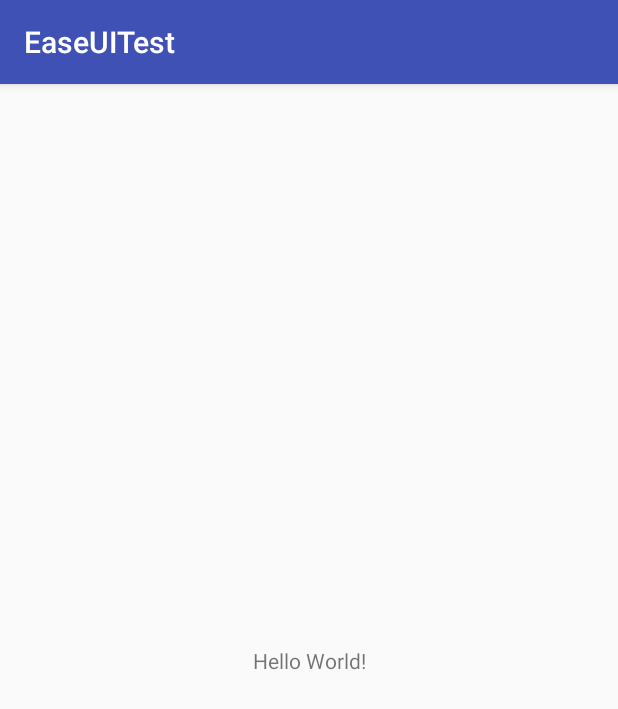
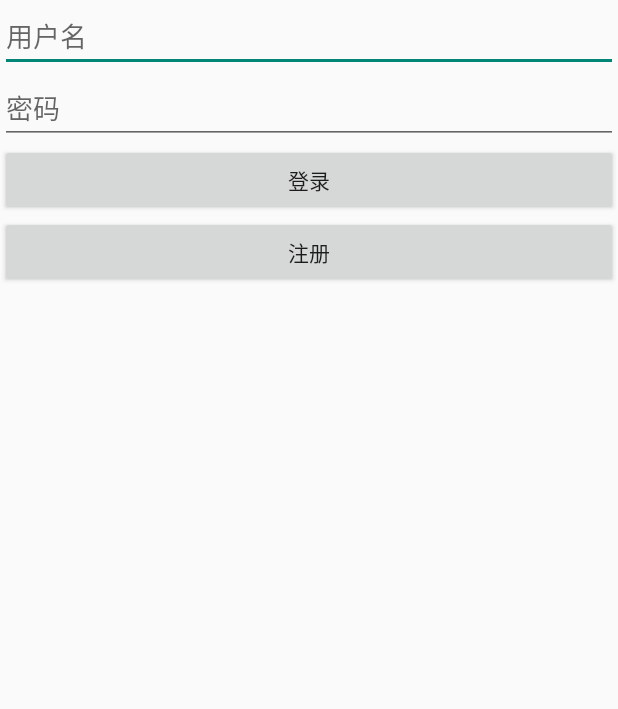
Before and after one commit to aotuzhao/EaseUITest, an Android app: the screen it shows after launch (MainActivity before the commit, LoginActivity after it), on a phone screen of 412 x 824 dp. Shown: the top 709 px of the screen. Run offline under Robolectric (Android 15) with nearby library versions, the phone set to English and light mode, and no system bars; libraries missing offline, so code that uses them is left out: com.hyphenate, com.hyphenate.chat, com.hyphenate.easeui, com.hyphenate.exceptions; 2 statements that could not run were skipped.

Commit message:
注册登录、发起单聊

```diff
--- a/app/build.gradle
+++ b/app/build.gradle
@@ -20,11 +20,12 @@ android {
 }
 
 dependencies {
-    compile fileTree(dir: 'libs', include: ['*.jar'])
+    compile fileTree(include: ['*.jar'], dir: 'libs')
     androidTestCompile('com.android.support.test.espresso:espresso-core:2.2.2', {
         exclude group: 'com.android.support', module: 'support-annotations'
     })
     compile 'com.android.support:appcompat-v7:26.+'
     compile 'com.android.support.constraint:constraint-layout:1.0.0-beta4'
     testCompile 'junit:junit:4.12'
+    compile project(':easeui')
 }
--- /dev/null
+++ b/app/src/main/java/com/zhao/com/easeuitest/EMApplication.java
@@ -0,0 +1,22 @@
+package com.zhao.com.easeuitest;
+
+import android.app.Application;
+
+import com.hyphenate.chat.EMClient;
+import com.hyphenate.easeui.EaseUI;
+
+/**
+ * Created by zhao on 2017/8/26.
+ */
+
+public class EMApplication extends Application {
+
+    @Override
+    public void onCreate() {
+        super.onCreate();
+
+        EaseUI.getInstance().init(this,null);
+        EMClient.getInstance().setDebugMode(true);
+
+    }
+}
--- /dev/null
+++ b/app/src/main/java/com/zhao/com/easeuitest/LoginActivity.java
@@ -0,0 +1,79 @@
+package com.zhao.com.easeuitest;
+
+import android.content.Intent;
+import android.os.Bundle;
+import android.support.annotation.Nullable;
+import android.support.v7.app.AppCompatActivity;
+import android.util.Log;
+import android.view.View;
+import android.widget.EditText;
+
+import com.hyphenate.EMCallBack;
+import com.hyphenate.chat.EMClient;
+import com.hyphenate.exceptions.HyphenateException;
+
+/**
+ * Created by zhao on 2017/8/26.
+ */
+
+public class LoginActivity extends AppCompatActivity {
+    private EditText user_name;
+    private EditText user_password;
+
+    @Override
+    protected void onCreate(@Nullable Bundle savedInstanceState) {
+        super.onCreate(savedInstanceState);
+        setContentView(R.layout.activity_login);
+        user_name= (EditText) findViewById(R.id.user_name);
+        user_password= (EditText) findViewById(R.id.user_password);
+
+        findViewById(R.id.user_login).setOnClickListener(new View.OnClickListener() {
+            @Override
+            public void onClick(View view) {
+                userLogin();
+            }
+        });
+
+        findViewById(R.id.user_register).setOnClickListener(new View.OnClickListener() {
+            @Override
+            public void onClick(View view) {
+                userRegister();
+            }
+        });
+    }
+
+
+    private void userRegister(){
+        new Thread(new Runnable() {
+            @Override
+            public void run() {
+                try {
+                    EMClient.getInstance().createAccount(user_name.getText().toString().trim(),user_password.getText().toString().trim());
+                    Log.e("环信--注册成功","");
+                } catch (HyphenateException e) {
+                    e.printStackTrace();
+                    Log.e("环信--注册失败",e.getErrorCode()+", "+e.getMessage());
+                }
+            }
+        }).start();
+    }
+    private void userLogin(){
+        EMClient.getInstance().login(user_name.getText().toString().trim(), user_password.getText().toString().trim(), new EMCallBack() {
+            @Override
+            public void onSuccess() {
+                startActivity(new Intent(LoginActivity.this,MainActivity.class));
+                Log.e("环信--登录","登录成功");
+            }
+
+            @Override
+            public void onError(int i, String s) {
+                Log.e("环信--登陆",i +", "+s);
+            }
+
+            @Override
+            public void onProgress(int i, String s) {
+
+            }
+        });
+    }
+}
--- /dev/null
+++ b/app/src/main/res/layout/activity_login.xml
@@ -0,0 +1,26 @@
+<?xml version="1.0" encoding="utf-8"?>
+<LinearLayout xmlns:android="http://schemas.android.com/apk/res/android"
+    android:orientation="vertical" android:layout_width="match_parent"
+    android:layout_height="match_parent">
+
+    <EditText
+        android:id="@+id/user_name"
+        android:hint="用户名"
+        android:layout_width="match_parent"
+        android:layout_height="wrap_content" />
+    <EditText
+        android:id="@+id/user_password"
+        android:hint="密码"
+        android:layout_width="match_parent"
+        android:layout_height="wrap_content" />
+    <Button
+        android:id="@+id/user_login"
+        android:text="登录"
+        android:layout_width="match_parent"
+        android:layout_height="wrap_content" />
+    <Button
+        android:id="@+id/user_register"
+        android:text="注册"
+        android:layout_width="match_parent"
+        android:layout_height="wrap_content" />
+</LinearLayout>
--- a/app/src/main/res/layout/activity_main.xml
+++ b/app/src/main/res/layout/activity_main.xml
@@ -1,19 +1,21 @@
 <?xml version="1.0" encoding="utf-8"?>
-<android.support.constraint.ConstraintLayout
-    xmlns:android="http://schemas.android.com/apk/res/android"
-    xmlns:tools="http://schemas.android.com/tools"
-    xmlns:app="http://schemas.android.com/apk/res-auto"
-    android:layout_width="match_parent"
+<LinearLayout android:layout_width="match_parent"
     android:layout_height="match_parent"
-    tools:context="com.zhao.com.easeuitest.MainActivity">
-
-    <TextView
-        android:layout_width="wrap_content"
-        android:layout_height="wrap_content"
-        android:text="Hello World!"
-        app:layout_constraintBottom_toBottomOf="parent"
-        app:layout_constraintLeft_toLeftOf="parent"
-        app:layout_constraintRight_toRightOf="parent"
-        app:layout_constraintTop_toTopOf="parent" />
-
-</android.support.constraint.ConstraintLayout>
+    android:orientation="vertical"
+    xmlns:android="http://schemas.android.com/apk/res/android">
+    <EditText
+        android:id="@+id/chat_user_name"
+        android:hint="用户名"
+        android:layout_width="match_parent"
+        android:layout_height="wrap_content" />
+    <Button
+        android:id="@+id/chat_start"
+        android:text="发起聊天"
+        android:layout_width="match_parent"
+        android:layout_height="wrap_content" />
+    <Button
+        android:id="@+id/user_login_out"
+        android:text="退出登录"
+        android:layout_width="match_parent"
+        android:layout_height="wrap_content" />
+</LinearLayout>
--- /dev/null
+++ b/app/src/main/res/xml/file_paths.xml
@@ -0,0 +1,5 @@
+<?xml version="1.0" encoding="utf-8"?>
+<paths>
+    <external-path path="Android/data/com.zhao.com.easeuitest/" name="files_root" />
+    <external-path path="." name="external_storage_root" />
+</paths>
--- a/settings.gradle
+++ b/settings.gradle
@@ -1 +1 @@
-include ':app'
+include ':app', ':easeui'
```
Also changed, not shown: app/src/main/AndroidManifest.xml (+59 -3 lines), app/src/main/java/com/zhao/com/easeuitest/ChatActivity.java (added, +29 -0 lines), app/src/main/java/com/zhao/com/easeuitest/ConversionListActivity.java (added, +10 -0 lines), app/src/main/java/com/zhao/com/easeuitest/MainActivity.java (+52 -0 lines), app/src/main/java/com/zhao/com/easeuitest/UserListActivity.java (added, +10 -0 lines), app/src/main/res/layout/activity_chat.xml (added, +9 -0 lines).
